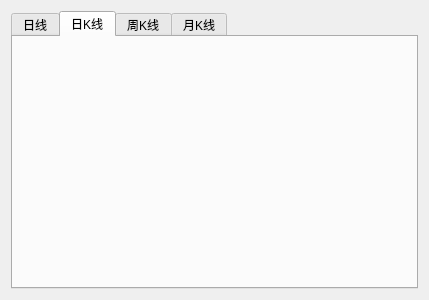
Old version of the form stackstock.ui in the repository dependon/Stock-Ball.
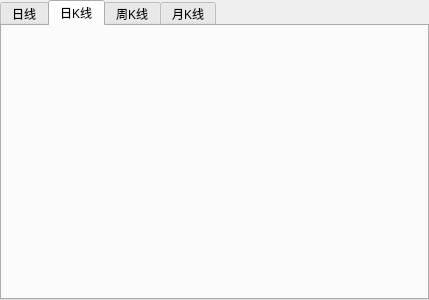
New version of the form. The open tabs and pages were chosen to show the change.

Diff of the .ui file:
```diff
--- a/stackstock.ui
+++ b/stackstock.ui
@@ -14,6 +14,21 @@
    <string>Form</string>
   </property>
   <layout class="QGridLayout" name="gridLayout">
+   <property name="leftMargin">
+    <number>0</number>
+   </property>
+   <property name="topMargin">
+    <number>0</number>
+   </property>
+   <property name="rightMargin">
+    <number>0</number>
+   </property>
+   <property name="bottomMargin">
+    <number>0</number>
+   </property>
+   <property name="spacing">
+    <number>0</number>
+   </property>
    <item row="0" column="0">
     <widget class="QTabWidget" name="tabWidget">
      <property name="currentIndex">
@@ -49,6 +64,21 @@
        <string>日K线</string>
       </attribute>
       <layout class="QGridLayout" name="gridLayout_5">
+       <property name="leftMargin">
+        <number>0</number>
+       </property>
+       <property name="topMargin">
+        <number>0</number>
+       </property>
+       <property name="rightMargin">
+        <number>0</number>
+       </property>
+       <property name="bottomMargin">
+        <number>0</number>
+       </property>
+       <property name="spacing">
+        <number>0</number>
+       </property>
        <item row="0" column="0">
         <layout class="QVBoxLayout" name="dayK"/>
        </item>
```
Left out of the diff: 8 changed lines with no effect on the pictures.
